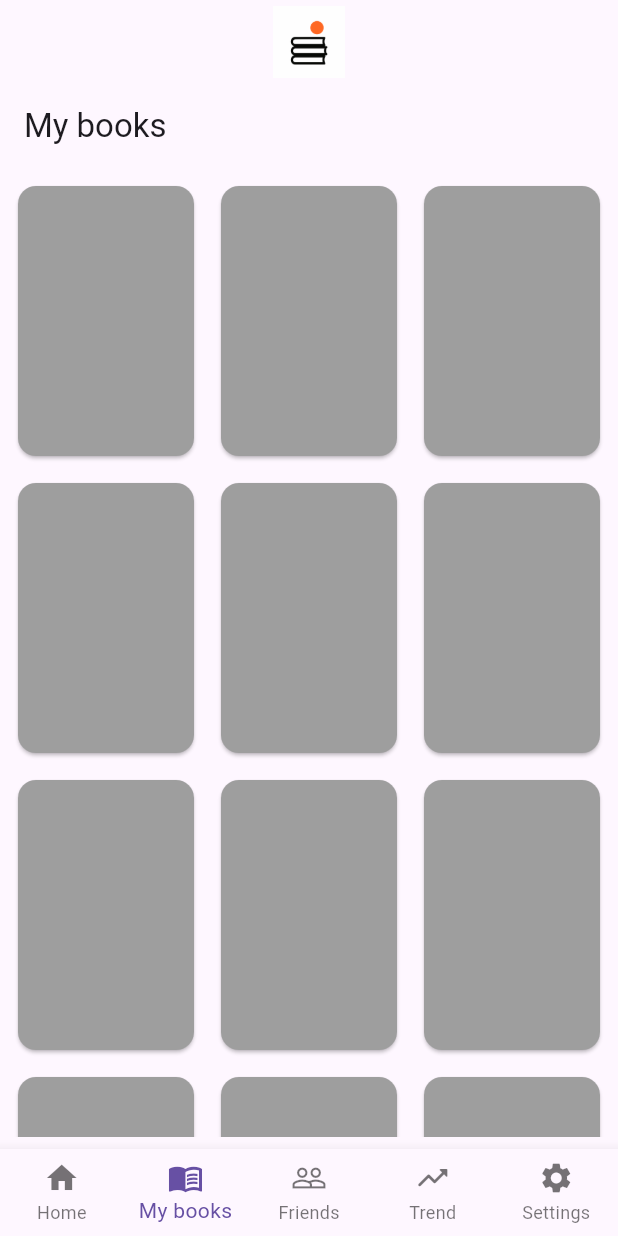
After one commit to n0o0i/yomiru, a Flutter app: the screen it shows after launch, item 2 of the bottom bar chosen, on a phone screen of 412 x 824 dp. The commit adds this screen. Run offline on Flutter 3.47's test engine with Material 3 defaults, Android fonts, the phone set to English and light mode, and no system bars.

Commit message:
add home folder and mybooks and booksGridView

```diff
--- /dev/null
+++ b/lib/MyBooks/myBooks.dart
@@ -0,0 +1,15 @@
+import 'package:flutter/material.dart';
+import 'package:yomiru/shared/booksGridView.dart';
+
+class Mybooks extends StatelessWidget {
+  @override
+  Widget build(BuildContext context) {
+    return Scaffold(
+      appBar: AppBar(title: Text('My books')),
+      body:  Padding(
+        padding: const EdgeInsets.all(8.0),
+        child: booksGridView(),
+      )
+    );
+  }
+}
--- a/lib/main.dart
+++ b/lib/main.dart
@@ -1,4 +1,7 @@
 import 'package:flutter/material.dart';
+import 'package:yomiru/Home/home.dart';
+import 'package:yomiru/MyBooks/myBooks.dart';
+
 
 void main() {
   runApp(MaterialApp(
@@ -6,7 +9,25 @@ void main() {
   ));
 }
 
-class HomePage extends StatelessWidget {
+class HomePage extends StatefulWidget {
+  @override
+  State<HomePage> createState() => _HomePageState();
+}
+
+class _HomePageState extends State<HomePage> {
+int _selectedIndex = 0;
+
+final List<Widget> _pages = [
+  Home(),
+  Mybooks()
+];
+
+void _onItemTapped(int index) {
+  setState(() {
+    _selectedIndex = index;
+  });
+}
+
   @override
   Widget build(BuildContext context) {
     return DefaultTabController(
@@ -19,184 +40,42 @@ class HomePage extends StatelessWidget {
             width: 48,
             height: 48,
           ),
-          bottom: const TabBar(
-            tabs: <Widget>[
-              Tab(text: 'Time Line'),
-              Tab(text: 'Summary'),
-            ]
-          )
         ),
-        body: Column(
-            children: [
-              Expanded(
-                child: TabBarView(
-                  children: [
-                    TimeLineView(),
-                    SummmaryView(),
-                  ],
-                )
-              )
-            ],
+        body: AnimatedSwitcher(
+          duration: Duration(milliseconds: 300),
+          child: _pages[_selectedIndex],
+          transitionBuilder: (Widget child, Animation<double> animation) {
+            return FadeTransition(opacity: animation, child: child);
+          },
         ),
         bottomNavigationBar: BottomNavigationBar(
           type: BottomNavigationBarType.fixed,
+          currentIndex: _selectedIndex,
+          onTap: _onItemTapped,
           items: [
-            BottomNavigationBarItem(icon: Icon(Icons.home), label: 'home'),
-            BottomNavigationBarItem(icon: Icon(Icons.menu_book), label: 'My books'),
-            BottomNavigationBarItem(icon: Icon(Icons.people_outline), label: 'Friends'),
-            BottomNavigationBarItem(icon: Icon(Icons.trending_up_rounded), label: 'Trend'),
-            BottomNavigationBarItem(icon: Icon(Icons.settings), label: 'Settings'),
+            BottomNavigationBarItem(
+              icon: Icon(Icons.home),
+              label: 'Home'
+            ),
+            BottomNavigationBarItem(
+              icon: Icon(Icons.menu_book),
+              label: 'My books'
+            ),
+            BottomNavigationBarItem(
+              icon: Icon(Icons.people_outline),
+              label: 'Friends'
+            ),
+            BottomNavigationBarItem(
+              icon: Icon(Icons.trending_up_rounded),
+              label: 'Trend'
+              ),
+            BottomNavigationBarItem(
+              icon: Icon(Icons.settings),
+              label: 'Settings'
+            ),
           ],
         ),
       ),
     );
   }
 }
-
-class TimeLineView extends StatelessWidget {
-  @override
-  Widget build(BuildContext context) {
-    return ListView.builder(
-      itemCount: 5,
-      itemBuilder: (context, index){
-        return Container(
-          child: Column(
-            children: [
-              SizedBox(height: 10),
-              Row(
-                crossAxisAlignment: CrossAxisAlignment.start,
-                children: [
-                  SizedBox(width: 10),
-                  CircleAvatar(
-                    backgroundColor: Colors.purple[100],
-                    // child: Icon(Icon.person),
-                  ),
-                  SizedBox(width: 10),
-                  Column(
-                    crossAxisAlignment: CrossAxisAlignment.start,
-                    children: [
-                      Text(
-                        'User Name',
-                        style: TextStyle(
-                          fontSize: 10
-                        ),
-                      ),
-                      Text(
-                        '@userID xxxx/xx/xx',
-                        style: TextStyle(
-                          fontSize: 10
-                        ),
-                      ),
-                    ]
-                  ),
-                  Spacer(),
-                  SizedBox(
-                    width: 100,
-                    height: 200,
-                    child: Card(
-                      color: Colors.grey,
-                    ),
-                  ),
-                ]
-              ),
-            ],
-          ),
-        );
-      }
-    );
-  }
-}
-
-class SummmaryView extends StatelessWidget {
-  final List<String> titles = ['My books', 'Friends', 'Trends'];
-
-  @override
-  Widget build(BuildContext context) {
-    // TODO: implement build
-    return SingleChildScrollView(
-      child: Column(
-        children: List.generate(3, (index) {
-          return BookListSection(title: titles[index]);
-        }),
-      ),
-    );
-  }
-}
-
-class BookListSection extends StatelessWidget {
-  final String title;
-
-  BookListSection({required this.title});
-
-  @override
-  Widget build(BuildContext context) {
-  final screenHeight = MediaQuery.of(context).size.height;
-
-    // TODO: implement build
-    return Column(
-      crossAxisAlignment: CrossAxisAlignment.start,
-      children: [
-        Row(
-          mainAxisAlignment: MainAxisAlignment.spaceBetween,
-          children: [
-            Row(
-              children: [
-                SizedBox(width: 10,),
-                Container(
-                  height: screenHeight * 0.05,
-                  alignment: Alignment.centerLeft,
-                  child: Text(
-                    "$title",
-                    style: Theme.of(context).textTheme.titleLarge?.copyWith(
-                      fontWeight:FontWeight.bold,
-                    ),
-                  ),
-                ),
-              ],
-            ),
-            Row(
-              children: [
-                Container(
-                  height: screenHeight * 0.05,
-                  alignment: Alignment.centerRight,
-                  child: Text(
-                    style: TextStyle(
-                      color: Colors.grey,
-                    ),
-                    "もっと見る >",
-                  ),
-                ),
-                SizedBox(width: 10,)
-              ],
-            ),
-          ],
-        ),
-        SizedBox(
-          height: screenHeight * 0.18,
-          child: BookList()
-        ),
-      ]
-    );
-  }
-}
-
-class BookList extends StatelessWidget {
-  @override
-  Widget build(BuildContext context) {
-    // TODO: implement build
-    return ListView.builder(
-      scrollDirection: Axis.horizontal,
-      itemCount: 10,
-      itemBuilder: (context, index){
-        return Container(
-          child: SizedBox(
-            width: 80,
-            child: Card(
-              color: Colors.grey,
-            ),
-          ),
-        );
-      },
-    );
-  }
-}
--- /dev/null
+++ b/lib/shared/booksGridView.dart
@@ -0,0 +1,21 @@
+import 'package:flutter/material.dart';
+
+class booksGridView extends StatelessWidget {
+  @override
+  Widget build(BuildContext context) {
+    return GridView.builder(
+      gridDelegate: SliverGridDelegateWithMaxCrossAxisExtent(
+        maxCrossAxisExtent: 150,
+        mainAxisSpacing: 10,
+        crossAxisSpacing: 10,
+        childAspectRatio: 2 / 3
+      ),
+      itemCount: 50,
+      itemBuilder: (context, Index) {
+        return Card(
+          color: Colors.grey,
+        );
+      }
+    );
+  }
+}
```
Also changed, not shown: lib/Home/home.dart (added, +31 -0 lines), lib/Home/summary.dart (added, +95 -0 lines), lib/Home/timeLine.dart (added, +55 -0 lines).
